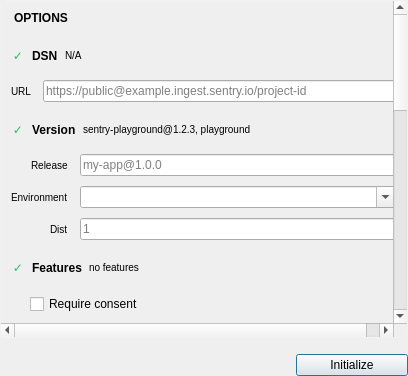
Above: src/initpane.ui from jpnurmi/sentry-playground before the change. Below: the same form after it.
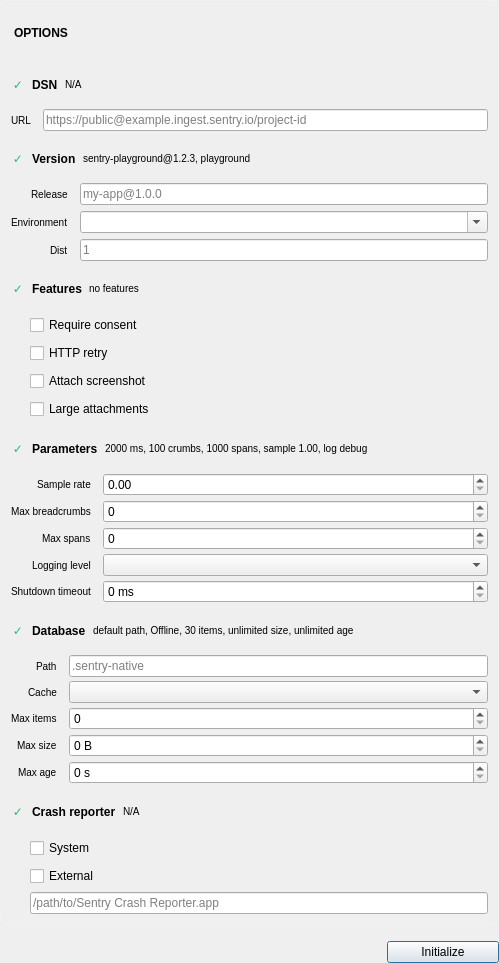
That is the form after the change.

What changed in the file:
```diff
--- a/src/initpane.ui
+++ b/src/initpane.ui
@@ -2,6 +2,14 @@
 <ui version="4.0">
  <class>InitPane</class>
  <widget class="QWidget" name="InitPane">
+  <property name="geometry">
+   <rect>
+    <x>0</x>
+    <y>0</y>
+    <width>499</width>
+    <height>963</height>
+   </rect>
+  </property>
   <layout class="QVBoxLayout" name="pageLayout">
    <property name="spacing">
     <number>0</number>
@@ -86,8 +94,8 @@
             <rect>
              <x>0</x>
              <y>0</y>
-             <width>450</width>
-             <height>1010</height>
+             <width>497</width>
+             <height>917</height>
             </rect>
            </property>
            <layout class="QVBoxLayout" name="rightColumn">
@@ -439,7 +447,7 @@
                   <number>12</number>
                  </property>
                  <property name="verticalSpacing">
-                  <number>10</number>
+                  <number>6</number>
                  </property>
                  <property name="leftMargin">
                   <number>10</number>
@@ -645,7 +653,7 @@
                   <number>12</number>
                  </property>
                  <property name="verticalSpacing">
-                  <number>10</number>
+                  <number>4</number>
                  </property>
                  <property name="leftMargin">
                   <number>10</number>
@@ -868,7 +876,7 @@
                   <number>12</number>
                  </property>
                  <property name="verticalSpacing">
-                  <number>10</number>
+                  <number>4</number>
                  </property>
                  <property name="leftMargin">
                   <number>10</number>
@@ -1126,7 +1134,7 @@
                   <number>12</number>
                  </property>
                  <property name="verticalSpacing">
-                  <number>10</number>
+                  <number>4</number>
                  </property>
                  <property name="leftMargin">
                   <number>10</number>
@@ -1378,7 +1386,7 @@
                   <number>12</number>
                  </property>
                  <property name="verticalSpacing">
-                  <number>10</number>
+                  <number>4</number>
                  </property>
                  <property name="leftMargin">
                   <number>10</number>
@@ -1411,30 +1419,14 @@
                    </property>
                   </widget>
                  </item>
-                 <item row="1" column="1">
-                  <spacer name="crashReporterSystemGapSpacer">
-                   <property name="orientation">
-                    <enum>Qt::Orientation::Vertical</enum>
-                   </property>
-                   <property name="sizeType">
-                    <enum>QSizePolicy::Policy::Fixed</enum>
-                   </property>
-                   <property name="sizeHint" stdset="0">
-                    <size>
-                     <width>0</width>
-                     <height>4</height>
-                    </size>
-                   </property>
-                  </spacer>
-                 </item>
-                 <item row="2" column="0">
+                 <item row="1" column="0">
                   <widget class="QLabel" name="crashReporterSpacerLabel">
                    <property name="text">
                     <string/>
                    </property>
                   </widget>
                  </item>
-                 <item row="2" column="1">
+                 <item row="1" column="1">
                   <widget class="QCheckBox" name="externalCrashReporterBox">
                    <property name="sizePolicy">
                     <sizepolicy hsizetype="MinimumExpanding" vsizetype="Fixed">
@@ -1453,14 +1445,14 @@
                    </property>
                   </widget>
                  </item>
-                 <item row="3" column="0">
+                 <item row="2" column="0">
                   <widget class="QLabel" name="crashReporterPathLabel">
                    <property name="text">
                     <string/>
                    </property>
                   </widget>
                  </item>
-                 <item row="3" column="1">
+                 <item row="2" column="1">
                   <widget class="QLineEdit" name="crashReporterPathEdit">
                    <property name="placeholderText">
                     <string>/path/to/Sentry Crash Reporter.app</string>
```
Left out of the diff: 4 changed lines with no effect on the pictures.
